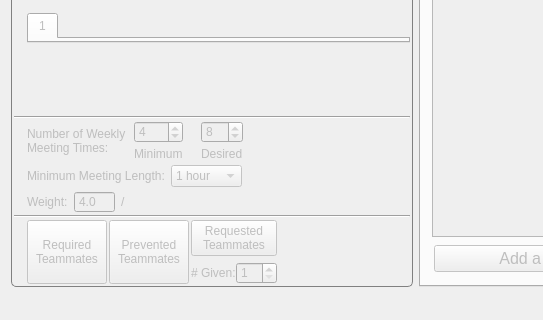
Above: gruepr.ui from gruepr/gruepr before the change; both pictures show x 0 to 543 and y 395 to 715 of the 930 by 715 pixel window. Below: the same form after it.
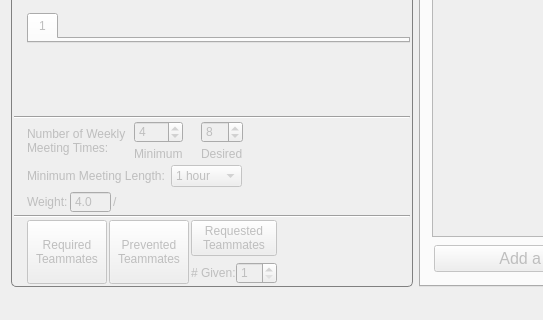
That is the form after the change. Icons and pictures are not drawn. Custom widgets are drawn as their Qt base class.

```diff
--- a/gruepr.ui
+++ b/gruepr.ui
@@ -505,6 +505,9 @@
            </item>
            <item>
             <layout class="QHBoxLayout" name="scheduleWeightLayout">
+             <property name="spacing">
+              <number>2</number>
+             </property>
              <item>
               <widget class="QLabel" name="schedulePreLabel">
                <property name="enabled">
```
